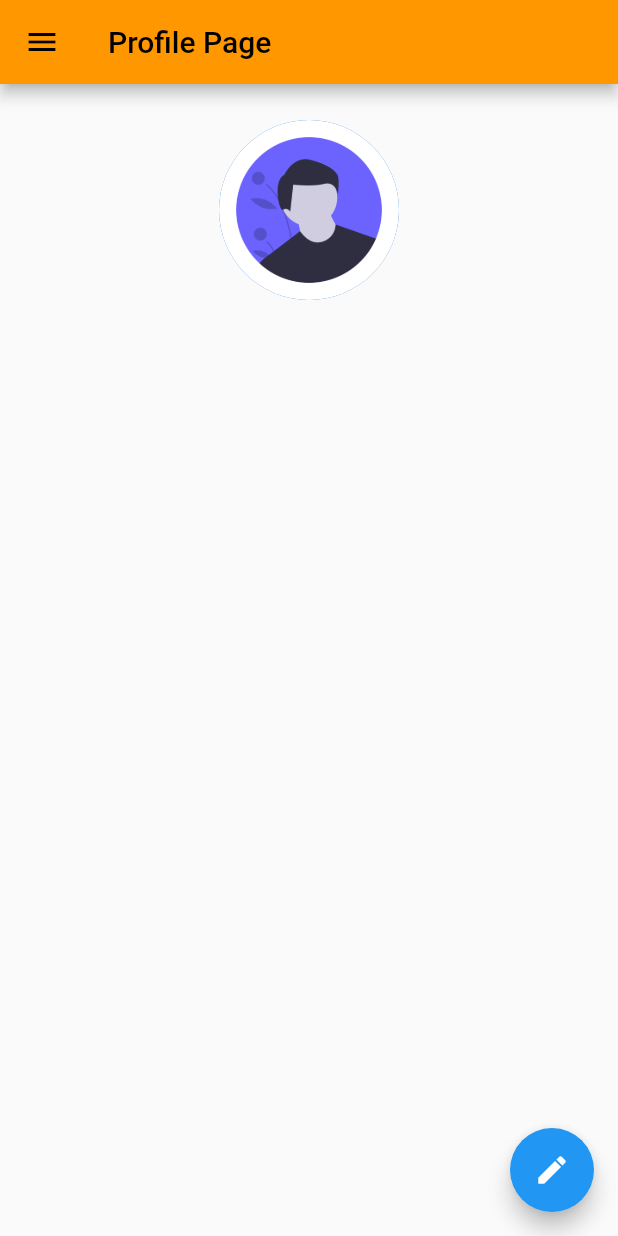
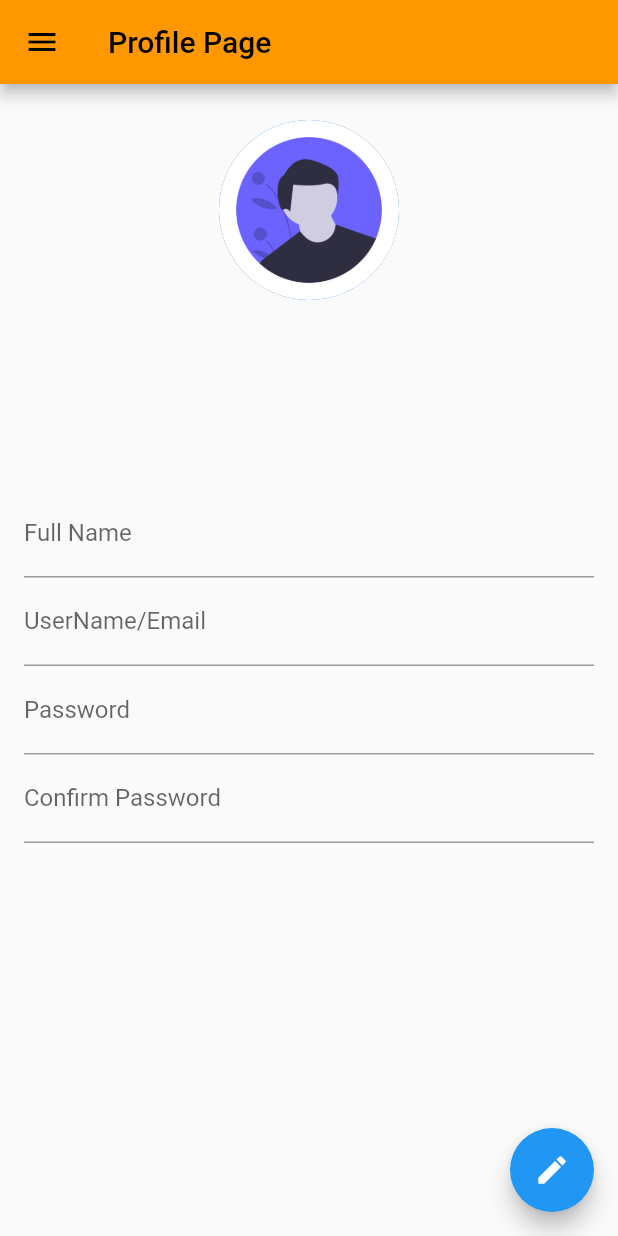
Before and after one commit to noman2002/EnRoute-X, a Flutter app: the ProfilePage screen opened by its route, on a phone screen of 412 x 824 dp. Run offline on Flutter 3.47's test engine with Material 2 defaults, Android fonts, the phone set to English and light mode, and no system bars; our stand-ins replace firebase_auth, firebase_core, firebase_storage, google_fonts, image_picker, velocity_x; accounts and stored records are empty.

Commit message:
profile page commits

```diff
--- a/lib/pages/profile_page.dart
+++ b/lib/pages/profile_page.dart
@@ -16,6 +16,10 @@ class _ProfilePageState extends State<ProfilePage> {
   bool isloggedin = false;
   User? user;
   String? imageUrl;
+  final _formKey = GlobalKey<FormState>();
+  String _name = "";
+  String _password = "";
+  String _email = "";
 
   checkAuthentication() async {
     _auth.authStateChanges().listen((user) {
@@ -81,6 +85,99 @@ class _ProfilePageState extends State<ProfilePage> {
                     ).p24(),
             ],
           ),
+          SingleChildScrollView(
+            child: Form(
+              key: _formKey,
+              child: Column(
+                children: [
+                  Text(
+                    "${user?.displayName}",
+                    style: TextStyle(
+                      fontSize: 28,
+                      fontWeight: FontWeight.bold,
+                    ),
+                  ),
+                  Text(
+                    "$_name",
+                    style: TextStyle(
+                      fontSize: 28,
+                      fontWeight: FontWeight.bold,
+                    ),
+                  ),
+                  SizedBox(
+                    height: 20,
+                  ),
+                  Padding(
+                    padding: const EdgeInsets.all(16.0),
+                    child: Column(
+                      children: [
+                        TextFormField(
+                          decoration: InputDecoration(
+                            hintText: "Enter Full Name",
+                            labelText: "Full Name",
+                          ),
+                          validator: (value) {
+                            if (value!.isEmpty) {
+                              return "name cannot be empty";
+                            }
+                            return null;
+                          },
+                          onChanged: (value) {
+                            _name = value;
+                            setState(() {});
+                          },
+                          onSaved: (value) {
+                            _name = value!;
+                          },
+                        ),
+                        TextFormField(
+                          decoration: InputDecoration(
+                            hintText: "Enter username/Email",
+                            labelText: "UserName/Email",
+                          ),
+                          validator: (value) {
+                            if (value!.isEmpty) {
+                              return "username cannot be empty";
+                            }
+                            return null;
+                          },
+                          onSaved: (value) {
+                            _email = value!;
+                          },
+                        ),
+                        TextFormField(
+                          obscureText: true,
+                          decoration: InputDecoration(
+                            hintText: "Enter Password",
+                            labelText: "Password",
+                          ),
+                          validator: (value) {
+                            if (value!.isEmpty) {
+                              return "Password cannot be empty";
+                            }
+                          },
+                          onChanged: (value) {
+                            _password = value;
+                          },
+                        ),
+                        TextFormField(
+                          decoration: InputDecoration(
+                            hintText: "Re-enter Password",
+                            labelText: "Confirm Password",
+                          ),
+                          validator: (value) {
+                            if (value!.isEmpty) {
+                              return "Password cannot be empty";
+                            }
+                          },
+                        ),
+                      ],
+                    ),
+                  ),
+                ],
+              ),
+            ),
+          ),
         ],
       ),
     );
```
Also changed, not shown: lib/pages/signup_page.dart (+6 -6 lines).
